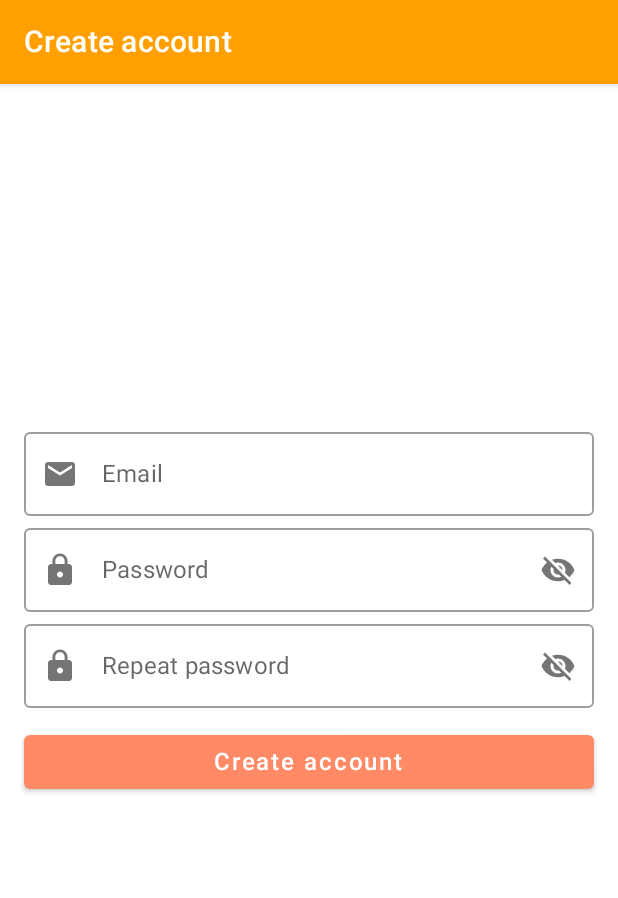
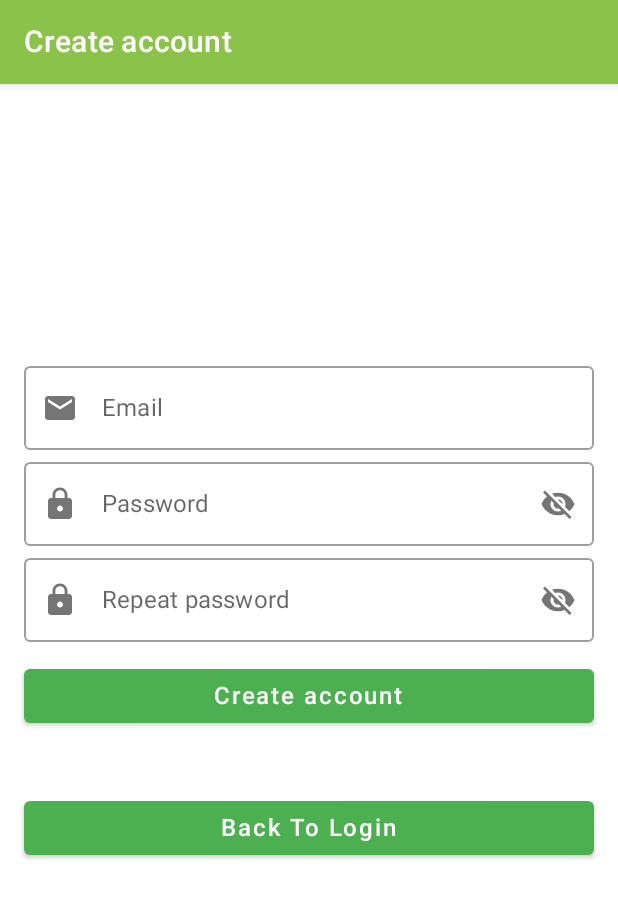
Before and after one commit to W9622880/MyICA, an Android app built with Jetpack Compose: the SignUpScreen screen opened through its navigation route, on a phone screen of 412 x 824 dp. Shown: the top 898 px of the screen. Run offline under Robolectric (Android 15) with nearby library versions, the phone set to English and light mode, and no system bars; our stand-ins replace Dagger/Hilt's generated code, Firebase (no records; nobody signed in at launch, a user with empty details on screens opened directly); 4 statements that could not run were skipped.

Commit message:
Added more detals

```diff
--- a/app/src/main/java/com/example/myica/navigation/MyPlansComposeApp.kt
+++ b/app/src/main/java/com/example/myica/navigation/MyPlansComposeApp.kt
@@ -24,7 +24,7 @@ import com.example.myica.screens.settings.SettingsScreen
 import com.example.myica.screens.sign_up.SignUpScreen
 import com.example.myica.screens.splash.SplashScreen
 import com.example.myica.screens.tasks.TasksScreen
-import com.example.myica.ui.theme.TodoListComposeTheme
+import com.example.myica.theme.TodoListComposeTheme
 import kotlinx.coroutines.CoroutineScope
 
 @Composable
--- a/app/src/main/java/com/example/myica/screens/edit_task/EditTaskScreen.kt
+++ b/app/src/main/java/com/example/myica/screens/edit_task/EditTaskScreen.kt
@@ -59,7 +59,7 @@ fun EditTaskScreen(
         val fieldModifier = Modifier.fieldModifier()
         BasicField(AppText.title, task.title, viewModel::onTitleChange, fieldModifier)
         BasicField(AppText.description, task.description, viewModel::onDescriptionChange, fieldModifier)
-        BasicField(AppText.url, task.url, viewModel::onUrlChange, fieldModifier)
+        BasicField(AppText.more_details, task.url, viewModel::onUrlChange, fieldModifier)
 
         Spacer(modifier = Modifier.spacer())
         CardEditors(task, viewModel::onDateChange, viewModel::onTimeChange)
--- a/app/src/main/java/com/example/myica/screens/login/LoginViewModel.kt
+++ b/app/src/main/java/com/example/myica/screens/login/LoginViewModel.kt
@@ -7,6 +7,7 @@ import com.example.myica.model.service.AccountService
 import com.example.myica.model.service.LogService
 import com.example.myica.navigation.LOGIN_SCREEN
 import com.example.myica.navigation.SETTINGS_SCREEN
+import com.example.myica.navigation.TASKS_SCREEN
 import com.example.myica.screens.TodoListViewModel
 import dagger.hilt.android.lifecycle.HiltViewModel
 import javax.inject.Inject
@@ -48,7 +49,7 @@ class LoginViewModel @Inject constructor(
 
         launchCatching {
             accountService.authenticate(email, password)
-            openAndPopUp(SETTINGS_SCREEN, LOGIN_SCREEN)
+            openAndPopUp(TASKS_SCREEN, LOGIN_SCREEN)
         }
     }
 
--- a/app/src/main/java/com/example/myica/screens/settings/SettingsScreen.kt
+++ b/app/src/main/java/com/example/myica/screens/settings/SettingsScreen.kt
@@ -67,7 +67,6 @@ fun SettingsScreen(
         } else {
             SignOutCard {
                 viewModel.onSignUpClick(restartApp)
-
             }
             DeleteMyAccountCard {
                 viewModel.onDeleteMyAccountClick(restartApp)
@@ -99,6 +98,7 @@ private fun SignOutCard(signOut: () -> Unit) {
                 DialogConfirmButton(AppText.sign_out) {
                     signOut()
                     showWarningDialog = false
+
                 }
             },
             onDismissRequest = { showWarningDialog = false }
--- a/app/src/main/java/com/example/myica/screens/sign_up/SignUpScreen.kt
+++ b/app/src/main/java/com/example/myica/screens/sign_up/SignUpScreen.kt
@@ -2,10 +2,12 @@ package com.example.myica.screens.sign_up
 
 import androidx.compose.foundation.layout.Arrangement
 import androidx.compose.foundation.layout.Column
+import androidx.compose.foundation.layout.Spacer
 import androidx.compose.foundation.layout.fillMaxHeight
 import androidx.compose.foundation.layout.fillMaxWidth
 import androidx.compose.foundation.rememberScrollState
 import androidx.compose.foundation.verticalScroll
+import androidx.compose.material.Button
 import androidx.compose.runtime.Composable
 import androidx.compose.runtime.getValue
 import androidx.compose.ui.Alignment
@@ -14,6 +16,7 @@ import androidx.hilt.navigation.compose.hiltViewModel
 import com.example.myica.common.composable.*
 import com.example.myica.common.ext.basicButton
 import com.example.myica.common.ext.fieldModifier
+import com.example.myica.common.ext.spacer
 import com.example.myica.R.string as AppText
 
 
@@ -29,7 +32,10 @@ fun SignUpScreen(
     BasicToolbar(AppText.create_account)
 
     Column(
-        modifier = modifier.fillMaxWidth().fillMaxHeight().verticalScroll(rememberScrollState()),
+        modifier = modifier
+            .fillMaxWidth()
+            .fillMaxHeight()
+            .verticalScroll(rememberScrollState()),
         verticalArrangement = Arrangement.Center,
         horizontalAlignment = Alignment.CenterHorizontally
     ) {
@@ -40,5 +46,9 @@ fun SignUpScreen(
         BasicButton(AppText.create_account, Modifier.basicButton()) {
             viewModel.onSignUpClick(openAndPopUp)
         }
+        Spacer(modifier = Modifier.spacer())
+        BasicButton(AppText.back_to_login, Modifier.basicButton()) {
+            viewModel.backToLogin(openAndPopUp)
+        }
     }
 }
--- a/app/src/main/java/com/example/myica/screens/splash/SplashScreen.kt
+++ b/app/src/main/java/com/example/myica/screens/splash/SplashScreen.kt
@@ -41,7 +41,6 @@ fun SplashScreen(
     ) {
         if (viewModel.showError.value) {
             Text(text = stringResource(AppText.generic_error))
-
             BasicButton(AppText.try_again, Modifier.basicButton()) {
                 viewModel.onAppStart(
                     openAndPopUp
--- a/app/src/main/java/com/example/myica/screens/tasks/TaskActionOption.kt
+++ b/app/src/main/java/com/example/myica/screens/tasks/TaskActionOption.kt
@@ -8,7 +8,6 @@ enum class TaskActionOption(val title: String) {
   companion object {
     fun getByTitle(title: String): TaskActionOption {
       values().forEach { action -> if (title == action.title) return action }
-
       return EditTask
     }
 
--- a/app/src/main/java/com/example/myica/screens/tasks/TaskItem.kt
+++ b/app/src/main/java/com/example/myica/screens/tasks/TaskItem.kt
@@ -17,7 +17,7 @@ import com.example.myica.common.ext.contextMenu
 import com.example.myica.common.ext.hasDueDate
 import com.example.myica.common.ext.hasDueTime
 import com.example.myica.model.Task
-import com.example.myica.ui.theme.DarkOrange
+import com.example.myica.theme.DarkOrange
 import java.lang.StringBuilder
 
 @Composable
--- a/app/src/main/java/com/example/myica/screens/tasks/TasksScreen.kt
+++ b/app/src/main/java/com/example/myica/screens/tasks/TasksScreen.kt
@@ -20,7 +20,6 @@ import com.example.myica.R.string as AppText
 import com.example.myica.common.composable.ActionToolbar
 import com.example.myica.common.ext.smallSpacer
 import com.example.myica.common.ext.toolbarActions
-import com.example.myica.model.Task
 
 //@OptIn(ExperimentalLifecycleComposeApi::class)
 @SuppressLint("UnusedMaterialScaffoldPaddingParameter")
@@ -54,7 +53,7 @@ fun TasksScreen(
       .fillMaxWidth()
       .fillMaxHeight()) {
       ActionToolbar(
-        title = AppText.tasks,
+        title = AppText.plans,
         modifier = Modifier.toolbarActions(),
         endActionIcon = AppIcon.ic_settings,
         endAction = { viewModel.onSettingsClick(openScreen) }
--- a/app/src/main/java/com/example/myica/theme/Shape.kt
+++ b/app/src/main/java/com/example/myica/theme/Shape.kt
@@ -1,4 +1,4 @@
-package com.example.myica.ui.theme
+package com.example.myica.theme
 
 import androidx.compose.foundation.shape.RoundedCornerShape
 import androidx.compose.material.Shapes
--- a/app/src/main/java/com/example/myica/theme/Theme.kt
+++ b/app/src/main/java/com/example/myica/theme/Theme.kt
@@ -1,11 +1,10 @@
-package com.example.myica.ui.theme
+package com.example.myica.theme
 
 import androidx.compose.foundation.isSystemInDarkTheme
 import androidx.compose.material.MaterialTheme
 import androidx.compose.material.darkColors
 import androidx.compose.material.lightColors
 import androidx.compose.runtime.Composable
-import androidx.compose.ui.graphics.Color
 
 private val DarkColorPalette =
     darkColors(primary = BrightOrange, primaryVariant = MediumOrange, secondary = DarkOrange)
--- a/app/src/main/java/com/example/myica/theme/Type.kt
+++ b/app/src/main/java/com/example/myica/theme/Type.kt
@@ -1,4 +1,4 @@
-package com.example.myica.ui.theme
+package com.example.myica.theme
 
 import androidx.compose.material.Typography
 import androidx.compose.ui.text.TextStyle
--- a/app/src/main/res/values/colors.xml
+++ b/app/src/main/res/values/colors.xml
@@ -1,9 +1,9 @@
 <?xml version="1.0" encoding="utf-8"?>
 <resources>
-    <color name="medium_orange">#FFFFA000</color>
-    <color name="light_orange">#FFFFCA28</color>
-    <color name="dark_orange">#FFF57C00</color>
-    <color name="bright_orange">#FFFF8A65</color>
+    <color name="medium_orange">#4CFF00</color>
+    <color name="light_orange">#9BFF28</color>
+    <color name="dark_orange">#00490A</color>
+    <color name="bright_orange">#04F449</color>
     <color name="black">#FF000000</color>
     <color name="white">#FFFFFFFF</color>
 </resources>
--- a/app/src/main/res/values/strings.xml
+++ b/app/src/main/res/values/strings.xml
@@ -21,13 +21,13 @@
     <string name="password_match_error">Passwords do not match.</string>
 
     <!-- TasksScreen -->
-    <string name="tasks">Tasks</string>
+    <string name="plans">Plans</string>
 
     <!-- EditTaskScreen -->
     <string name="edit_task">Edit your task</string>
     <string name="title">Title</string>
     <string name="description">Description</string>
-    <string name="url">URL</string>
+    <string name="more_details">More Details</string>
     <string name="date">Date</string>
     <string name="time">Time</string>
     <string name="flag">Flag</string>
@@ -37,10 +37,12 @@
     <string name="settings">Settings</string>
     <string name="sign_out">Sign out</string>
     <string name="delete_my_account">Delete my account</string>
+    <string name="back_to_login">Back To Login</string>
 
     <!-- Dialogs -->
     <string name="sign_out_title">Sign out?</string>
     <string name="sign_out_description">You will have to sign in again to see your tasks.</string>
     <string name="delete_account_title">Delete account?</string>
     <string name="delete_account_description">You will lose all your tasks and your account will be deleted. This action is irreversible.</string>
+
 </resources>
```
Also changed, not shown: app/src/main/java/com/example/myica/screens/sign_up/SignUpViewModel.kt (+7 -0 lines), app/src/main/java/com/example/myica/theme/Color.kt (+4 -4 lines).
